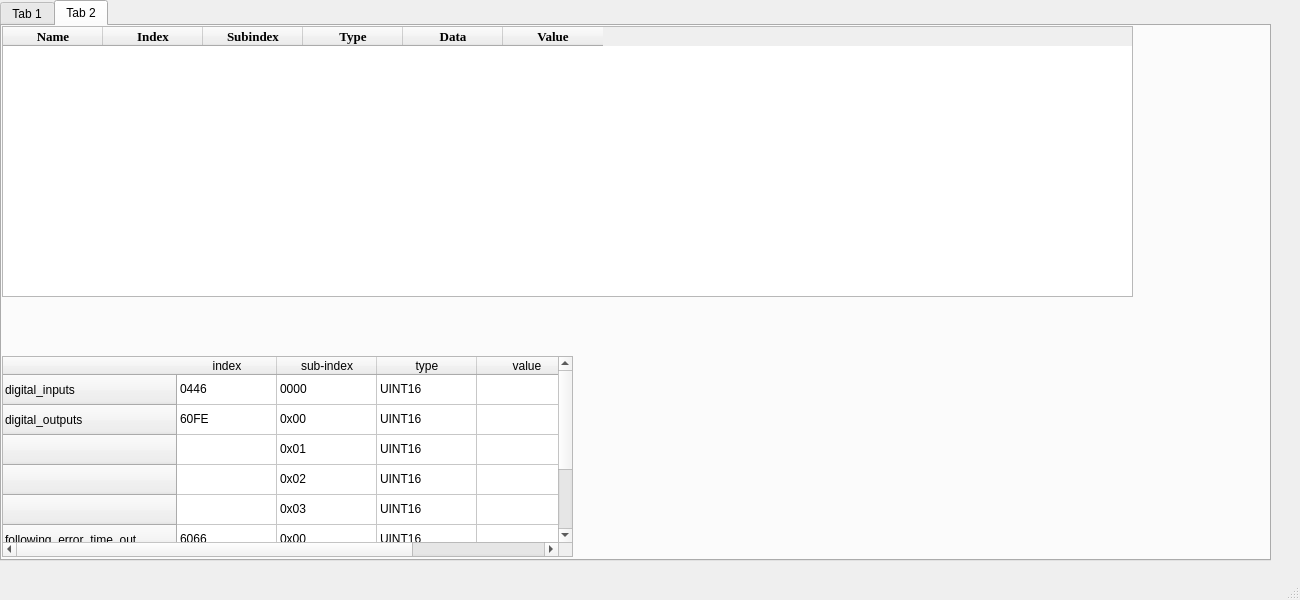
Old version of the form mainwindow.ui in the repository Phong1908/CANOPEN.
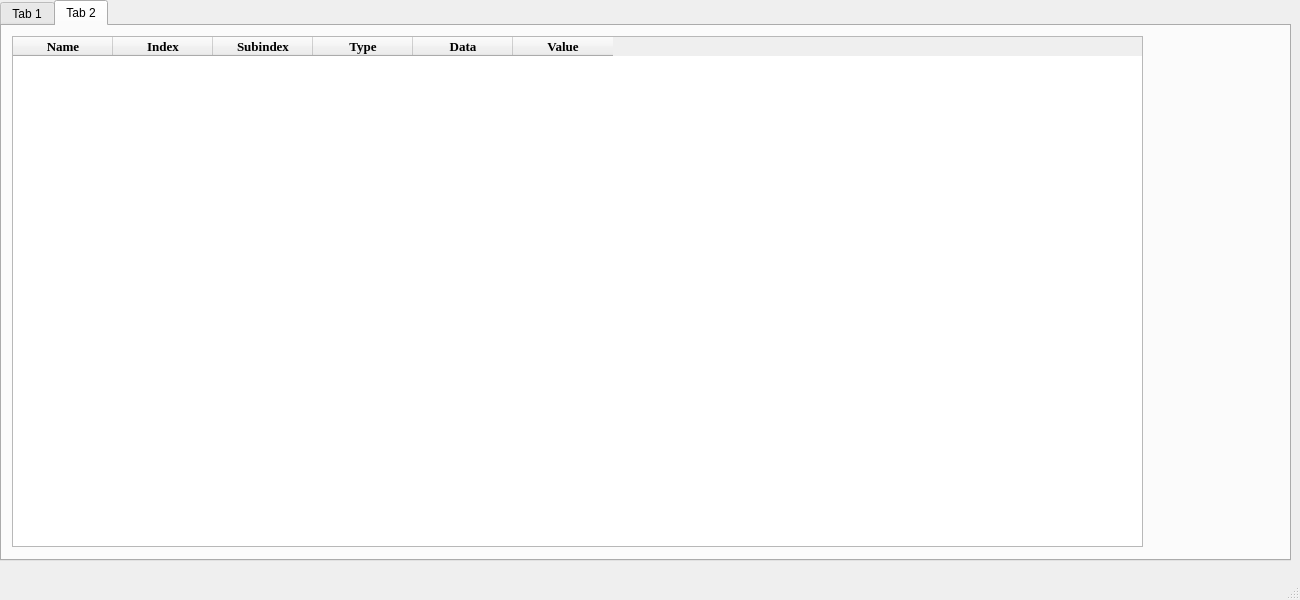
New version of the form. Custom widgets are drawn as their Qt base class.

```diff
--- a/mainwindow.ui
+++ b/mainwindow.ui
@@ -19,7 +19,7 @@
      <rect>
       <x>0</x>
       <y>0</y>
-      <width>1271</width>
+      <width>1291</width>
       <height>561</height>
      </rect>
     </property>
@@ -642,208 +642,10 @@
      <widget class="QTableWidget" name="tableWidget">
       <property name="geometry">
        <rect>
-        <x>0</x>
-        <y>330</y>
-        <width>571</width>
-        <height>201</height>
-       </rect>
-      </property>
-      <row>
-       <property name="text">
-        <string>digital_inputs</string>
-       </property>
-      </row>
-      <row>
-       <property name="text">
-        <string>digital_outputs</string>
-       </property>
-      </row>
-      <row>
-       <property name="text">
-        <string/>
-       </property>
-      </row>
-      <row>
-       <property name="text">
-        <string/>
-       </property>
-      </row>
-      <row>
-       <property name="text">
-        <string/>
-       </property>
-      </row>
-      <row>
-       <property name="text">
-        <string>following_error_time_out</string>
-       </property>
-      </row>
-      <row>
-       <property name="text">
-        <string>velocity_sensor_actual_value</string>
-       </property>
-      </row>
-      <row>
-       <property name="text">
-        <string>velocity_demand_value</string>
-       </property>
-      </row>
-      <column>
-       <property name="text">
-        <string>index</string>
-       </property>
-      </column>
-      <column>
-       <property name="text">
-        <string>sub-index</string>
-       </property>
-      </column>
-      <column>
-       <property name="text">
-        <string>type</string>
-       </property>
-      </column>
-      <column>
-       <property name="text">
-        <string>value</string>
-       </property>
-      </column>
-      <item row="0" column="0">
-       <property name="text">
-        <string>0446</string>
-       </property>
-      </item>
-      <item row="0" column="1">
-       <property name="text">
-        <string>0000</string>
-       </property>
-      </item>
-      <item row="0" column="2">
-       <property name="text">
-        <string>UINT16</string>
-       </property>
-      </item>
-      <item row="1" column="0">
-       <property name="text">
-        <string>60FE</string>
-       </property>
-       <property name="background">
-        <brush brushstyle="NoBrush">
-         <color alpha="255">
-          <red>255</red>
-          <green>255</green>
-          <blue>0</blue>
-         </color>
-        </brush>
-       </property>
-       <property name="foreground">
-        <brush brushstyle="NoBrush">
-         <color alpha="255">
-          <red>0</red>
-          <green>0</green>
-          <blue>0</blue>
-         </color>
-        </brush>
-       </property>
-      </item>
-      <item row="1" column="1">
-       <property name="text">
-        <string>0x00</string>
-       </property>
-      </item>
-      <item row="1" column="2">
-       <property name="text">
-        <string>UINT16</string>
-       </property>
-      </item>
-      <item row="2" column="0">
-       <property name="text">
-        <string/>
-       </property>
-      </item>
-      <item row="2" column="1">
-       <property name="text">
-        <string>0x01</string>
-       </property>
-      </item>
-      <item row="2" column="2">
-       <property name="text">
-        <string>UINT16</string>
-       </property>
-      </item>
-      <item row="3" column="1">
-       <property name="text">
-        <string>0x02</string>
-       </property>
-      </item>
-      <item row="3" column="2">
-       <property name="text">
-        <string>UINT16</string>
-       </property>
-      </item>
-      <item row="4" column="1">
-       <property name="text">
-        <string>0x03</string>
-       </property>
-      </item>
-      <item row="4" column="2">
-       <property name="text">
-        <string>UINT16</string>
-       </property>
-      </item>
-      <item row="5" column="0">
-       <property name="text">
-        <string>6066</string>
-       </property>
-      </item>
-      <item row="5" column="1">
-       <property name="text">
-        <string>0x00</string>
-       </property>
-      </item>
-      <item row="5" column="2">
-       <property name="text">
-        <string>UINT16</string>
-       </property>
-      </item>
-      <item row="6" column="0">
-       <property name="text">
-        <string>6069</string>
-       </property>
-      </item>
-      <item row="6" column="1">
-       <property name="text">
-        <string>0x00</string>
-       </property>
-      </item>
-      <item row="6" column="2">
-       <property name="text">
-        <string>UINT16</string>
-       </property>
-      </item>
-      <item row="7" column="0">
-       <property name="text">
-        <string>606B</string>
-       </property>
-      </item>
-      <item row="7" column="1">
-       <property name="text">
-        <string>0x00</string>
-       </property>
-      </item>
-      <item row="7" column="2">
-       <property name="text">
-        <string>UINT16</string>
-       </property>
-      </item>
-     </widget>
-     <widget class="QTableWidget" name="tableWidget_2">
-      <property name="geometry">
-       <rect>
-        <x>0</x>
-        <y>0</y>
+        <x>10</x>
+        <y>10</y>
         <width>1131</width>
-        <height>271</height>
+        <height>511</height>
        </rect>
       </property>
       <column>
@@ -979,6 +781,14 @@
   </widget>
   <widget class="QStatusBar" name="statusbar"/>
  </widget>
+ <customwidgets>
+  <customwidget>
+   <class>QCustomPlot</class>
+   <extends>QWidget</extends>
+   <header>qcustomplot.h</header>
+   <container>1</container>
+  </customwidget>
+ </customwidgets>
  <resources/>
  <connections/>
 </ui>
```
Left out of the diff: 257 changed lines with no effect on the pictures.
